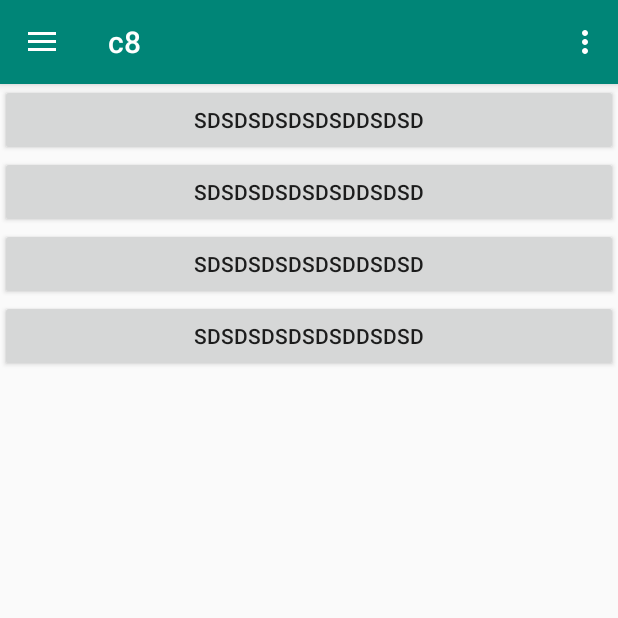
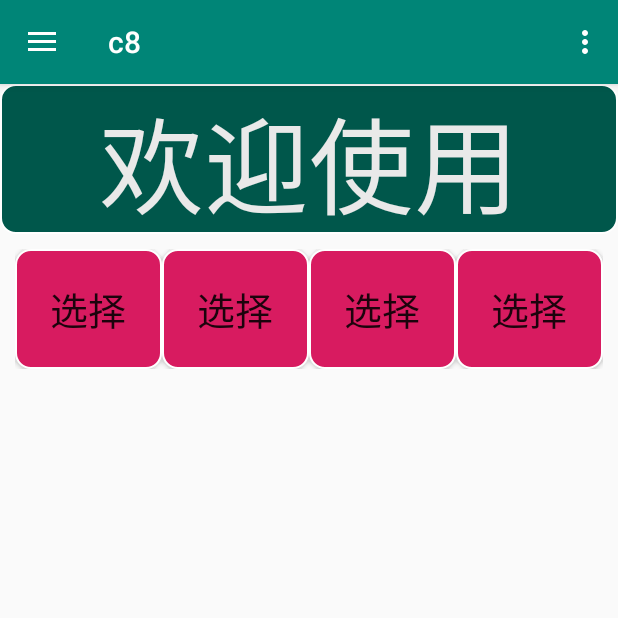
Before and after one commit to Canmel/c8, an Android app: the screen it shows after launch (MainActivity), after a tap on "首页", on a phone screen of 412 x 824 dp, the top half of it. Run offline under Robolectric (Android 15) with nearby library versions, the phone set to English and light mode, and no system bars; 1 other tap on this screen came first.

Commit message:
首页来一点

```diff
--- a/app/build.gradle
+++ b/app/build.gradle
@@ -25,6 +25,7 @@ dependencies {
     implementation 'com.google.android.material:material:1.0.0'
     implementation 'androidx.constraintlayout:constraintlayout:1.1.3'
     implementation 'androidx.legacy:legacy-support-v4:1.0.0'
+    implementation 'com.android.support:percent:29.0.2'
     testImplementation 'junit:junit:4.12'
     androidTestImplementation 'androidx.test:runner:1.2.0'
     androidTestImplementation 'androidx.test.espresso:espresso-core:3.2.0'
--- a/app/src/main/java/com/camel/c8/MainActivity.java
+++ b/app/src/main/java/com/camel/c8/MainActivity.java
@@ -38,14 +38,6 @@ public class MainActivity extends AppCompatActivity
         setContentView(R.layout.activity_main);
         Toolbar toolbar = findViewById(R.id.toolbar);
         setSupportActionBar(toolbar);
-//        FloatingActionButton fab = findViewById(R.id.fab);
-////        fab.setOnClickListener(new View.OnClickListener() {
-////            @Override
-////            public void onClick(View view) {
-////                Snackbar.make(view, "Replace with your own action", Snackbar.LENGTH_LONG)
-////                        .setAction("Action", null).show();
-////            }
-////        });
         drawerLayout = (DrawerLayout) findViewById(R.id.drawer_layout);
         fm = getSupportFragmentManager();
         DrawerLayout drawer = findViewById(R.id.drawer_layout);
@@ -55,6 +47,11 @@ public class MainActivity extends AppCompatActivity
         drawer.addDrawerListener(toggle);
         toggle.syncState();
         navigationView.setNavigationItemSelectedListener(this);
+
+        // 初始化
+        FragmentTransaction bt = fm.beginTransaction();
+        bt.replace(R.id.content, HomeFragment.getInstance());
+        bt.commit();
     }
 
     @Override
--- a/app/src/main/java/com/camel/c8/fragment/HomeFragment.java
+++ b/app/src/main/java/com/camel/c8/fragment/HomeFragment.java
@@ -8,8 +8,19 @@ import android.view.View;
 import android.view.ViewGroup;
 
 import com.camel.c8.R;
+import com.camel.c8.system.SysUsersFragment;
 
 public class HomeFragment extends Fragment {
+
+    private static HomeFragment homeFragment;
+    //单例模式
+    public static HomeFragment getInstance()
+    {
+        if(homeFragment == null){
+            homeFragment = new HomeFragment();
+        }
+        return homeFragment;
+    }
 
     @Override
     public void onCreate(Bundle savedInstanceState) {
--- /dev/null
+++ b/app/src/main/res/drawable/home_image_bar.xml
@@ -0,0 +1,11 @@
+<?xml version="1.0" encoding="utf-8"?>
+<shape xmlns:android="http://schemas.android.com/apk/res/android" >
+    <!-- 背景色 -->
+    <solid android:color="@color/colorPrimaryDark"/>
+    <padding android:left="5dp"></padding>
+    <padding android:right="5dp"></padding>
+    <!-- 边框色 -->
+    <stroke android:width="1dip" android:color="#FFFFFF" />
+    <corners
+        android:radius="10dip" />
+</shape>
--- /dev/null
+++ b/app/src/main/res/drawable/home_radius_button.xml
@@ -0,0 +1,11 @@
+<?xml version="1.0" encoding="utf-8"?>
+<shape xmlns:android="http://schemas.android.com/apk/res/android" >
+    <!-- 背景色 -->
+    <solid android:color="@color/colorAccent"/>
+    <padding android:left="5dp"></padding>
+    <padding android:right="5dp"></padding>
+    <!-- 边框色 -->
+    <stroke android:width="1dip" android:color="#FFFFFF" />
+    <corners
+        android:radius="10dip" />
+</shape>
--- a/app/src/main/res/layout/fragment_home.xml
+++ b/app/src/main/res/layout/fragment_home.xml
@@ -1,38 +1,67 @@
 <?xml version="1.0" encoding="utf-8"?>
-<LinearLayout xmlns:android="http://schemas.android.com/apk/res/android"
+<RelativeLayout xmlns:android="http://schemas.android.com/apk/res/android"
     xmlns:app="http://schemas.android.com/apk/res-auto"
     xmlns:tools="http://schemas.android.com/tools"
-    android:orientation="vertical"
     android:layout_width="match_parent"
     android:layout_height="match_parent"
+    android:orientation="vertical"
     tools:context=".fragment.HomeFragment">
 
-    <Button
+    <LinearLayout
+        android:orientation="vertical"
+        android:id="@+id/home_bar_image"
+        android:layout_width="match_parent"
+        android:layout_height="100dp"
+        >
+        <TextView
+            android:text="欢迎使用"
+            android:textSize="70dp"
+            android:textAlignment="center"
+            android:textColor="@color/fontColorInDark"
+            android:background="@drawable/home_image_bar"
+            android:layout_width="match_parent"
+            android:layout_height="match_parent" />
+    </LinearLayout>
+
+    <LinearLayout
         android:layout_width="match_parent"
         android:layout_height="wrap_content"
-        android:text="sdsdsdsdsdsddsdsd"
-        android:textAlignment="center"
-        tools:layout_editor_absoluteX="-16dp"
-        tools:layout_editor_absoluteY="353dp" />
-    <Button
-        android:layout_width="match_parent"
-        android:layout_height="wrap_content"
-        android:text="sdsdsdsdsdsddsdsd"
-        android:textAlignment="center"
-        tools:layout_editor_absoluteX="-16dp"
-        tools:layout_editor_absoluteY="353dp" />
-    <Button
-        android:layout_width="match_parent"
-        android:layout_height="wrap_content"
-        android:text="sdsdsdsdsdsddsdsd"
-        android:textAlignment="center"
-        tools:layout_editor_absoluteX="-16dp"
-        tools:layout_editor_absoluteY="353dp" />
-    <Button
-        android:layout_width="match_parent"
-        android:layout_height="wrap_content"
-        android:text="sdsdsdsdsdsddsdsd"
-        android:textAlignment="center"
-        tools:layout_editor_absoluteX="-16dp"
-        tools:layout_editor_absoluteY="353dp" />
-</LinearLayout>
+        android:layout_below="@id/home_bar_image"
+        android:padding="10dp">
+
+        <Button
+            android:layout_width="wrap_content"
+            android:layout_height="@dimen/big_button_height"
+            android:layout_weight="1"
+            android:background="@drawable/home_radius_button"
+            android:text="选择"
+            android:textSize="25dp" />
+
+        <Button
+
+            android:layout_width="wrap_content"
+            android:layout_height="@dimen/big_button_height"
+            android:layout_weight="1"
+            android:background="@drawable/home_radius_button"
+            android:text="选择"
+            android:textSize="25dp" />
+
+        <Button
+
+            android:layout_width="wrap_content"
+            android:layout_height="@dimen/big_button_height"
+            android:layout_weight="1"
+            android:background="@drawable/home_radius_button"
+            android:text="选择"
+            android:textSize="25dp" />
+
+        <Button
+            android:layout_width="wrap_content"
+            android:layout_height="@dimen/big_button_height"
+            android:layout_weight="1"
+            android:background="@drawable/home_radius_button"
+            android:text="选择"
+            android:textSize="25dp" />
+
+    </LinearLayout>
+</RelativeLayout>
--- a/app/src/main/res/values/colors.xml
+++ b/app/src/main/res/values/colors.xml
@@ -6,5 +6,5 @@
 
     <color name="main_rb_font">#666</color>
     <color name="main_rb_bg">#009480</color>
-
+    <color name="fontColorInDark">#E9E9E9</color>
 </resources>
--- a/app/src/main/res/values/dimens.xml
+++ b/app/src/main/res/values/dimens.xml
@@ -5,4 +5,5 @@
     <dimen name="nav_header_vertical_spacing">8dp</dimen>
     <dimen name="nav_header_height">176dp</dimen>
     <dimen name="fab_margin">16dp</dimen>
+    <dimen name="big_button_height">80dp</dimen>
 </resources>
--- a/app/src/main/res/values/drawables.xml
+++ b/app/src/main/res/values/drawables.xml
@@ -8,8 +8,8 @@
     <item name="ic_menu_logout" type="drawable">@android:drawable/ic_menu_delete</item>
 
 
-    <item name="rb_main_bg" type="drawable">@android:drawable/ic_menu_delete</item>
-    <item name="rb_message_bg" type="drawable">@android:drawable/ic_menu_delete</item>
-    <item name="rb_dynamic_bg" type="drawable">@android:drawable/ic_menu_delete</item>
+    <item name="rb_main_bg" type="drawable">@android:drawable/ic_dialog_info</item>
+    <item name="rb_message_bg" type="drawable">@android:drawable/ic_menu_agenda</item>
+    <item name="rb_dynamic_bg" type="drawable">@android:drawable/ic_menu_crop</item>
     <item name="rb_my_bg" type="drawable">@android:drawable/ic_menu_delete</item>
 </resources>
```
